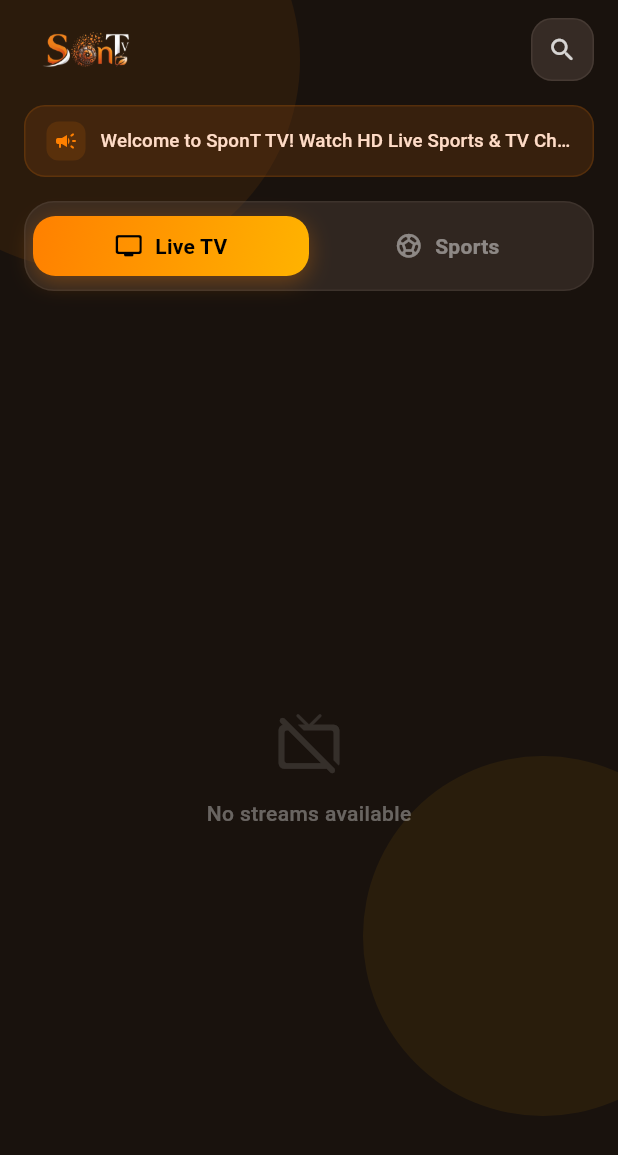
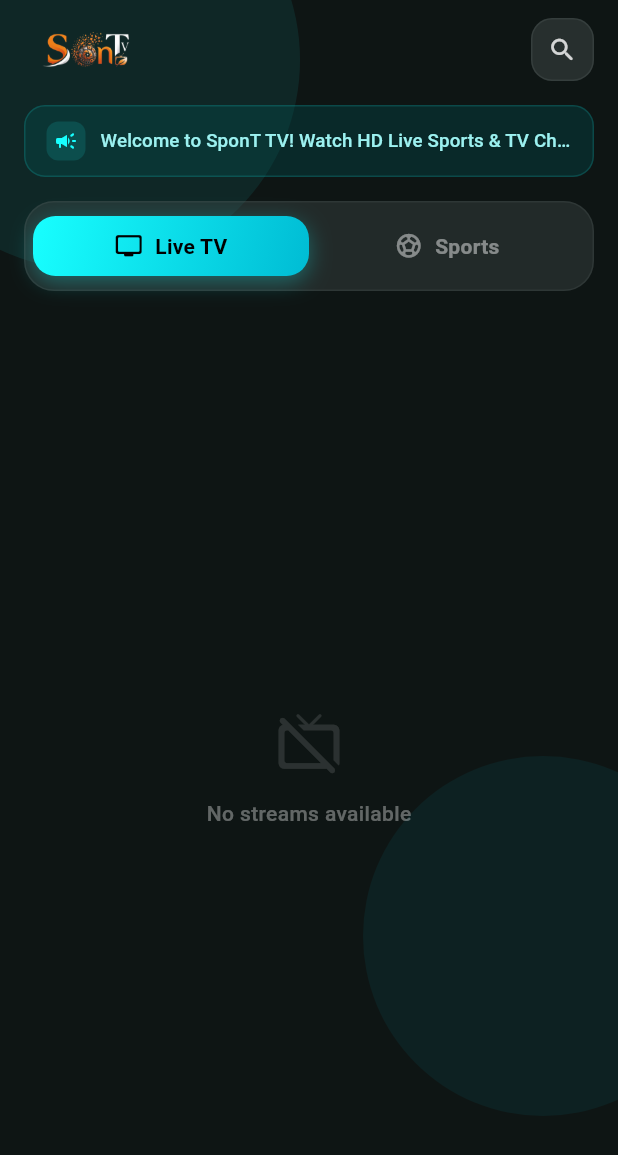
Before and after one commit to Hasib74/ip_tv, a Flutter app: the screen it shows after launch, on a phone screen of 412 x 824 dp. Shown: the top 1155 px of the screen. Run offline on Flutter 3.47's test engine with Material 3 defaults, Android fonts, the phone set to English and light mode, and no system bars; our stand-ins replace cached_network_image, chewie, cloud_firestore, firebase_core, flutter_staggered_animations, video_player and 1 more; accounts and stored records are empty.

Commit message:
Update Firebase initialization, redesign UI with cyan theme, and rename app to Sportzfy IPTV

```diff
--- a/lib/main.dart
+++ b/lib/main.dart
@@ -1,12 +1,15 @@
 import 'package:flutter/material.dart';
 import 'package:firebase_core/firebase_core.dart';
+import 'firebase_options.dart';
 import 'screens/home_screen.dart';
 
 void main() async {
   WidgetsFlutterBinding.ensureInitialized();
 
   try {
-    await Firebase.initializeApp();
+    await Firebase.initializeApp(
+      options: DefaultFirebaseOptions.currentPlatform,
+    );
   } catch (e) {
     debugPrint("Firebase initialization failed: $e");
   }
@@ -19,19 +22,19 @@ class MyApp extends StatelessWidget {
 
   @override
   Widget build(BuildContext context) {
-    // Premium theme based on the logo's Orange, White, and Dark Grey palette
+    // Premium theme for Sportzfy Clone
     final ColorScheme customColorScheme = ColorScheme.fromSeed(
-      seedColor: const Color(0xFFFF8000), // Logo Orange
+      seedColor: Colors.cyanAccent,
       brightness: Brightness.dark,
-      surface: const Color(0xFF0F0F0F), // Dark Grey from logo background
+      surface: const Color(0xFF0D1117),
       onSurface: Colors.white,
-      primary: const Color(0xFFFF8000), // Main Orange
-      secondary: const Color(0xFFFFB300), // Secondary Amber/Orange
+      primary: Colors.cyanAccent,
+      secondary: Colors.cyan,
       onPrimary: Colors.black,
     );
 
     return MaterialApp(
-      title: 'SponT TV',
+      title: 'Sportzfy IPTV',
       debugShowCheckedModeBanner: false,
       theme: ThemeData(
         useMaterial3: true,
@@ -44,7 +47,7 @@ class MyApp extends StatelessWidget {
           iconTheme: IconThemeData(color: Colors.white),
         ),
         cardTheme: CardThemeData(
-          color: const Color(0xFF1A1A1A), // Subtle grey card
+          color: const Color(0xFF1E2746),
           shape: RoundedRectangleBorder(borderRadius: BorderRadius.circular(16)),
           elevation: 0,
         ),
```
Also changed, not shown: lib/firebase_options.dart.
